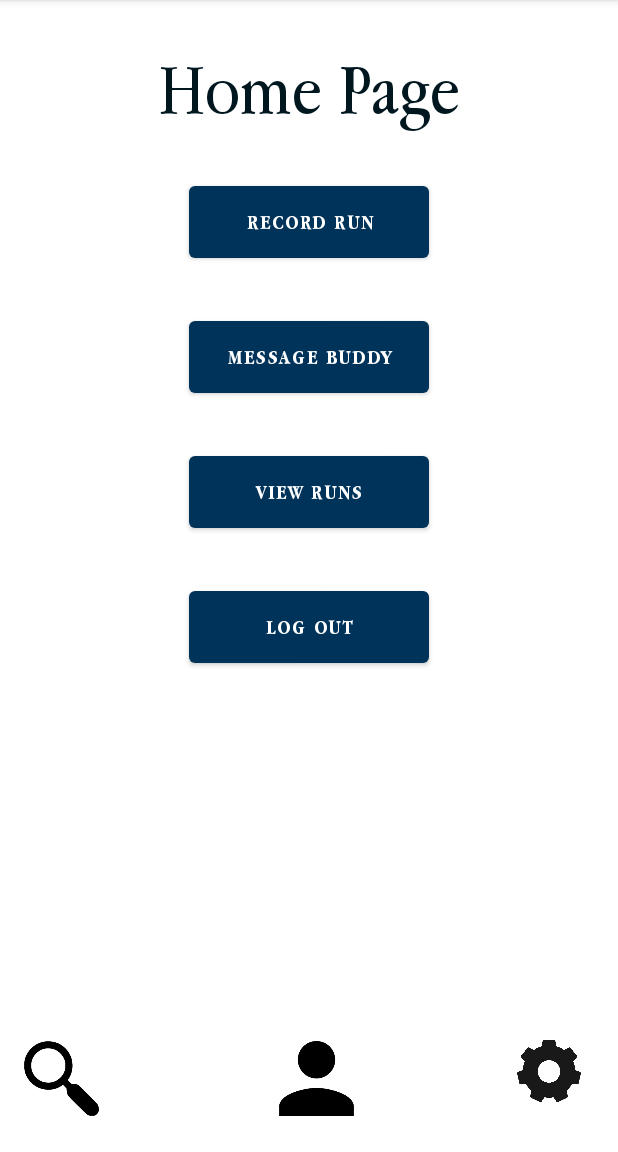
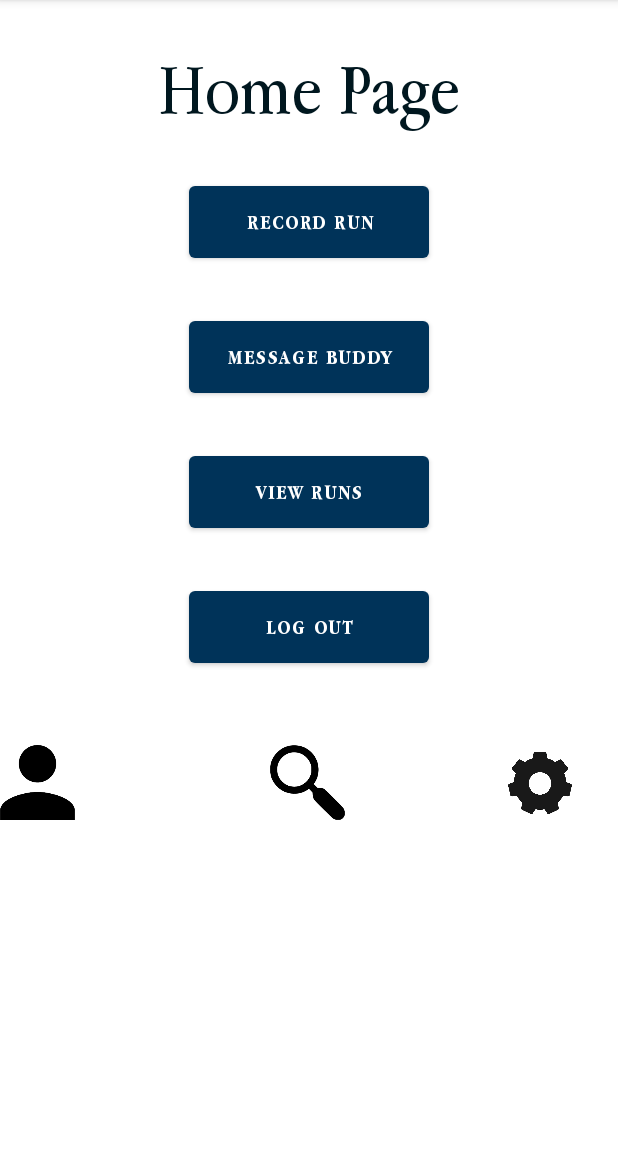
Before and after one commit to sutanto5/RunBuddies, an Android app: the screen it shows after launch once a user with an empty profile is signed in (HomePageActivity), on a phone screen of 412 x 824 dp, the part 84-1236 px from its top. Run offline under Robolectric (Android 15) with nearby library versions, the phone set to English and light mode, and no system bars; our stand-ins replace Firebase (no records; nobody signed in at launch, a user with empty details on screens opened directly).

Commit message:
editing layout of home page and run record layout

```diff
--- a/app/src/main/res/layout/activity_home_page.xml
+++ b/app/src/main/res/layout/activity_home_page.xml
@@ -1,28 +1,28 @@
 <?xml version="1.0" encoding="utf-8"?>
-<androidx.constraintlayout.widget.ConstraintLayout xmlns:android="http://schemas.android.com/apk/res/android"
+<LinearLayout xmlns:android="http://schemas.android.com/apk/res/android"
     xmlns:app="http://schemas.android.com/apk/res-auto"
     xmlns:tools="http://schemas.android.com/tools"
     android:layout_width="match_parent"
     android:layout_height="match_parent"
+    android:orientation="vertical"
     tools:context=".HomePageActivity"
     >
 
+
     <LinearLayout
-        android:id="@+id/linearLayout"
         android:layout_width="match_parent"
-        android:layout_height="500dp"
+        android:layout_height="477dp"
         android:orientation="vertical">
-
 
         <TextView
             android:id="@+id/homePageTitle"
             android:layout_width="wrap_content"
             android:layout_height="wrap_content"
             android:layout_gravity="center"
+            android:layout_marginTop="@dimen/smallerTopMargin"
             android:fontFamily="@font/applegaramond"
             android:gravity="center"
             android:text="Home Page"
-            android:layout_marginTop="@dimen/smallerTopMargin"
             android:textColor="@color/richBlackFOGRA_29"
             android:textSize="@dimen/titleFont" />
 
@@ -48,8 +48,7 @@
             android:layout_height="@dimen/buttonHeight"
             android:layout_gravity="center"
             android:layout_marginTop="@dimen/smallerTopMargin"
-            android:text="View Runs"
-            />
+            android:text="View Runs" />
 
         <Button
             android:id="@+id/logoutButton"
@@ -60,9 +59,12 @@
             android:onClick="logOutClicked"
             android:text="Log Out" />
 
-
     </LinearLayout>
 
+    <LinearLayout
+        android:layout_width="match_parent"
+        android:layout_height="149dp"
+        android:orientation="horizontal">
 
         <ImageButton
             android:id="@+id/profileButton"
@@ -70,21 +72,16 @@
             android:layout_height="50dip"
             android:layout_gravity="center"
             android:layout_marginEnd="100dp"
-        android:layout_marginBottom="24dp"
-        android:background="@drawable/profileicon"
-        app:layout_constraintBottom_toBottomOf="parent"
-        app:layout_constraintEnd_toStartOf="@+id/settingsButton"
-        app:layout_constraintHorizontal_bias="1.0"
-        app:layout_constraintStart_toEndOf="@+id/buddySearchButton"
-        app:layout_constraintTop_toBottomOf="@+id/linearLayout"
-        app:layout_constraintVertical_bias="1.0" />
+            android:layout_marginBottom="@dimen/smallerTopMargin"
+            android:background="@drawable/profileicon" />
 
         <ImageButton
             android:id="@+id/buddySearchButton"
             android:layout_width="50dip"
             android:layout_height="50dip"
-        android:layout_marginStart="16dp"
-        android:layout_marginBottom="24dp"
+            android:layout_marginStart="@dimen/smallerTopMargin"
+            android:layout_marginBottom="@dimen/smallerTopMargin"
+            android:layout_gravity="center"
             android:background="@drawable/searchicon"
             app:layout_constraintBottom_toBottomOf="parent"
             app:layout_constraintStart_toStartOf="parent" />
@@ -93,12 +90,13 @@
             android:id="@+id/settingsButton"
             android:layout_width="60dip"
             android:layout_height="60dip"
-        android:layout_gravity="right"
-        android:layout_marginEnd="16dp"
-        android:layout_marginBottom="24dp"
+            android:layout_marginLeft="100dp"
+            android:layout_gravity="center"
+            android:layout_marginBottom="@dimen/smallerTopMargin"
             android:background="@drawable/gearicon"
             app:layout_constraintBottom_toBottomOf="parent"
             app:layout_constraintEnd_toEndOf="parent" />
 
+    </LinearLayout>
 
-</androidx.constraintlayout.widget.ConstraintLayout>
+</LinearLayout>
```
Also changed, not shown: app/src/main/res/layout/activity_start_run.xml (+35 -10 lines). Lines whose indentation alone changed are shown as unchanged.
